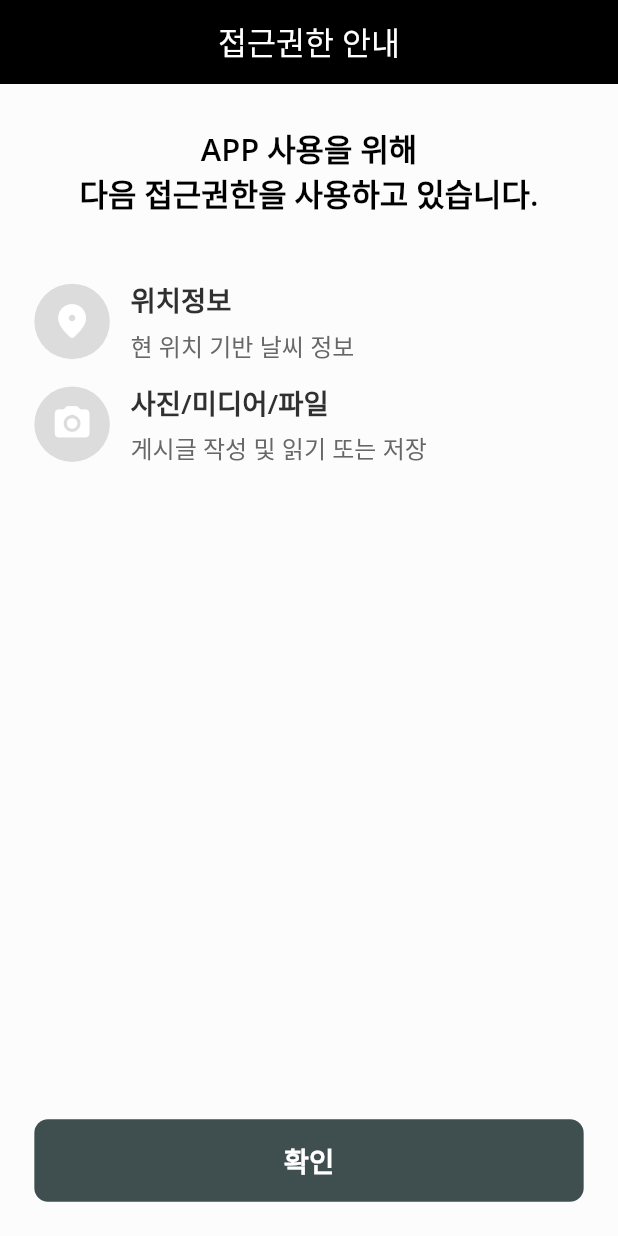
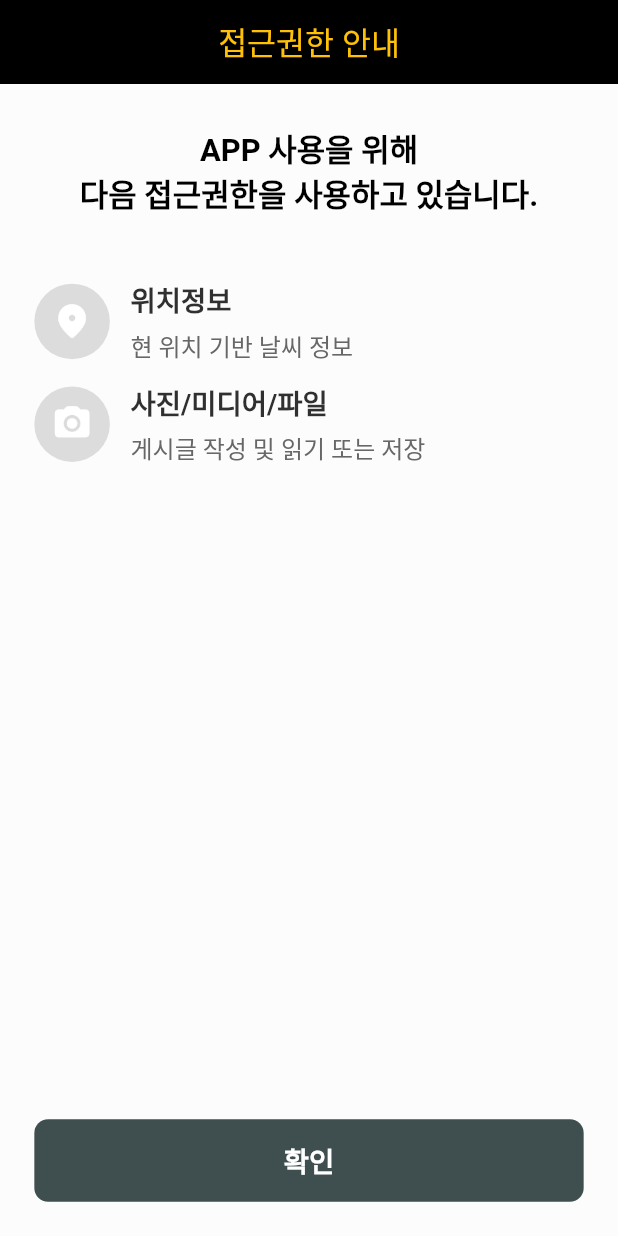
Before and after one commit to pausacoffee/weather_today, a Flutter app: the screen it shows after launch, on a phone screen of 412 x 824 dp. Run offline on Flutter 3.47's test engine with Material 2 defaults, Android fonts, the phone set to English and light mode, and no system bars; drawn by our look-alikes of flutter_bounce; our stand-ins replace animated_toggle_switch, dio, flutter_animate, flutter_dotenv, flutter_screenutil, fluttertoast and 9 more.

Commit message:
Add light/dark mode

```diff
--- a/lib/config/app_provider_config.dart
+++ b/lib/config/app_provider_config.dart
@@ -5,6 +5,7 @@ import '../routes/app_router.dart';
 import '../service/app_service.dart';
 import '../modules/address/model/address_view_model.dart';
 import '../modules/home/model/home_view_model.dart';
+import '../service/theme_service.dart';
 
 class AppProviderConfig {
   AppProviderConfig._();
@@ -16,6 +17,7 @@ class AppProviderConfig {
       ChangeNotifierProvider<AddressViewModel>(
           create: (context) => AddressViewModel()),
       ChangeNotifierProvider<AppService>(create: (_) => AppService()),
+      ChangeNotifierProvider<ThemeService>(create: (context) => ThemeService()),
       Provider<AppRouter>(create: (_) => AppRouter()),
     ];
   }
--- a/lib/global/global_toggle_switch.dart
+++ b/lib/global/global_toggle_switch.dart
@@ -1,6 +1,7 @@
 import 'package:animated_toggle_switch/animated_toggle_switch.dart';
 import 'package:flutter/material.dart';
-import 'package:weather_today/utils/text.dart';
+
+import '../utils/text.dart';
 
 class GlobalToggleSwitch extends StatefulWidget {
   const GlobalToggleSwitch({
--- a/lib/main.dart
+++ b/lib/main.dart
@@ -23,12 +23,14 @@ import 'package:fluttertoast/fluttertoast.dart';
 import 'package:go_router/go_router.dart';
 import 'package:google_fonts/google_fonts.dart';
 import 'package:provider/provider.dart';
-import 'package:weather_today/service/app_service.dart';
 
 import 'config/app_provider_config.dart';
 import 'routes/app_router.dart';
+import 'service/app_service.dart';
+import 'service/theme_service.dart';
 import 'utils/color.dart';
 import 'utils/scroll_behavior.dart';
+import 'utils/theme.dart';
 
 void main() async {
   await initialize();
@@ -67,6 +69,8 @@ class _MyAppState extends State<MyApp> {
           child: Builder(builder: (context) {
             final GoRouter goRouter =
                 Provider.of<AppRouter>(context, listen: false).router;
+            final ThemeService themeNotifier =
+                Provider.of<ThemeService>(context, listen: false);
             return MaterialApp.router(
               // route 정보 전달
               routeInformationProvider: goRouter.routeInformationProvider,
@@ -88,16 +92,19 @@ class _MyAppState extends State<MyApp> {
                   child: widget!,
                 );
               },
-              theme: ThemeData(
-                appBarTheme: AppBarTheme(
-                  backgroundColor: ColorPath.bgColor,
-                  systemOverlayStyle: SystemUiOverlayStyle.dark.copyWith(
-                    statusBarColor: Colors.white.withOpacity(0.0),
-                  ),
-                ),
-                fontFamily: GoogleFonts.openSans().fontFamily,
-                scaffoldBackgroundColor: ColorPath.bgColor,
-              ),
+              // theme: ThemeData(
+              //   appBarTheme: AppBarTheme(
+              //     backgroundColor: ColorPath.bgColor,
+              //     systemOverlayStyle: SystemUiOverlayStyle.dark.copyWith(
+              //       statusBarColor: Colors.white.withOpacity(0.0),
+              //     ),
+              //   ),
+              //   fontFamily: GoogleFonts.openSans().fontFamily,
+              //   scaffoldBackgroundColor: ColorPath.bgColor,
+              // ),
+              theme: lightTheme,
+              darkTheme: darkTheme,
+              themeMode: themeNotifier.themeMode,
               debugShowCheckedModeBanner: false,
               scrollBehavior: AppScrollBehavior(),
               backButtonDispatcher: RootBackButtonDispatcher(),
@@ -130,6 +137,7 @@ class _MyAppState extends State<MyApp> {
   }
 }
 
+///initialize before runApp
 Future<void> initialize() async {
   /// Widget Binding 초기화
   WidgetsFlutterBinding.ensureInitialized();
@@ -146,6 +154,9 @@ Future<void> initialize() async {
   // 가로모드 방지
   SystemChrome.setPreferredOrientations([DeviceOrientation.portraitUp]);
 
+  //theme 설정
+  ThemeService().init();
+
   // .env 초기화
   await dotenv.load();
 }
--- a/lib/models/code/condition_code_model.dart
+++ b/lib/models/code/condition_code_model.dart
@@ -1,4 +1,4 @@
-import 'package:weather_today/models/code/language_model.dart';
+import 'language_model.dart';
 
 /// condition code 정의 model
 /// api 의 condition과 code로 매칭하여 icon, lan 을 가져온다.
--- a/lib/models/weather/forecast_day_model.dart
+++ b/lib/models/weather/forecast_day_model.dart
@@ -1,9 +1,9 @@
-import 'package:weather_today/models/weather/astro_model.dart';
-import 'package:weather_today/models/weather/hour_model.dart';
 import 'package:meta/meta.dart';
 import 'dart:convert';
 
+import 'astro_model.dart';
 import 'day_model.dart';
+import 'hour_model.dart';
 
 class ForecastdayModel {
   ForecastdayModel({
--- a/lib/modules/address/model/address_view_model.dart
+++ b/lib/modules/address/model/address_view_model.dart
@@ -1,11 +1,11 @@
 import 'package:flutter/widgets.dart';
 import 'package:logger/logger.dart';
-import 'package:weather_today/models/address/common_model.dart';
-import 'package:weather_today/models/address/juso_model.dart';
 
 import '../../../api/address_api.dart';
 import '../../../api/base/base_response_model.dart';
 import '../../../global/global_toast_widget.dart';
+import '../../../models/address/common_model.dart';
+import '../../../models/address/juso_model.dart';
 
 class AddressViewModel extends ChangeNotifier {
   AddressViewModel();
--- a/lib/modules/home/model/home_view_model.dart
+++ b/lib/modules/home/model/home_view_model.dart
@@ -1,13 +1,13 @@
 import 'package:flutter/foundation.dart';
 import 'package:logger/logger.dart';
 import 'package:shared_preferences/shared_preferences.dart';
-import 'package:weather_today/models/weather/hour_model.dart';
 
 import '../../../api/base/base_response_model.dart';
 import '../../../api/weather_api.dart';
 import '../../../config/app_config.dart';
 import '../../../models/weather/current_model.dart';
 import '../../../models/weather/forecast_day_model.dart';
+import '../../../models/weather/hour_model.dart';
 import '../../../models/weather/location_model.dart';
 
 ///HomePage에서 필요한 데이터들은 불러오고, notify 함.
--- a/lib/modules/home/widgets/side_menu.dart
+++ b/lib/modules/home/widgets/side_menu.dart
@@ -5,9 +5,9 @@ import 'package:flutter_screenutil/flutter_screenutil.dart';
 import 'package:go_router/go_router.dart';
 import 'package:provider/provider.dart';
 import 'package:toggle_switch/toggle_switch.dart';
-import 'package:weather_today/global/global_toggle_switch.dart';
 
 import '../../../config/app_config.dart';
+import '../../../global/global_toggle_switch.dart';
 import '../../../routes/app_router.dart';
 import '../../../service/condition_service.dart';
 import '../../../utils/text.dart';
@@ -21,7 +21,9 @@ class SideMenu extends StatelessWidget {
   Widget build(BuildContext context) {
     return Consumer<HomeViewModel>(
       builder: (_, data, __) {
-        return Drawer(
+        return data.isLoading
+            ? Drawer()
+            : Drawer(
                 child: ListView(
                   padding: EdgeInsets.zero,
                   children: [
--- a/lib/modules/home/widgets/uv_widget.dart
+++ b/lib/modules/home/widgets/uv_widget.dart
@@ -2,8 +2,8 @@ import 'package:flutter/material.dart';
 import 'package:flutter/cupertino.dart';
 import 'package:flutter_screenutil/flutter_screenutil.dart';
 import 'package:provider/provider.dart';
-import 'package:weather_today/utils/text.dart';
 
+import '../../../utils/text.dart';
 import '../../../utils/utils.dart';
 import '../model/home_view_model.dart';
 
--- a/lib/service/app_service.dart
+++ b/lib/service/app_service.dart
@@ -1,21 +1,20 @@
 import 'dart:async';
 import 'package:flutter/cupertino.dart';
 import 'package:shared_preferences/shared_preferences.dart';
-import 'package:weather_today/config/app_config.dart';
 
-import '../api/weather_api.dart';
+import '../config/app_config.dart';
 import 'condition_service.dart';
 
 class AppService with ChangeNotifier {
   // Singleton ▼ ========================================
-  static final AppService _singleton = AppService._internal();
+  static final AppService _singleton = AppService._();
 
   ///router redirect listener : permission, auth, Data 초기화, 앱 설정 등..
   factory AppService() {
     return _singleton;
   }
 
-  AppService._internal();
+  AppService._();
 
   // Variable ▼ ========================================
   ///앱에 대한 init 여부
@@ -56,11 +55,6 @@ class AppService with ChangeNotifier {
     // Config 초기화
     AppConfig().init();
 
-    // Http 초기화 (디버그 모드일 경우)
-    // if (kDebugMode) {
-    //   HttpOverrides.global = MyHttpOverrides();
-    // }
-
     // 파이어베이스 초기화
     //await Firebase.initializeApp();
 
--- a/lib/service/condition_service.dart
+++ b/lib/service/condition_service.dart
@@ -2,20 +2,21 @@ import 'dart:convert';
 
 import 'package:flutter/services.dart';
 import 'package:logger/logger.dart';
-import 'package:weather_today/models/code/condition_code_model.dart';
-import 'package:weather_today/models/code/language_model.dart';
 
-/// condition 에 대한 code data 관리 service
+import '../models/code/condition_code_model.dart';
+import '../models/code/language_model.dart';
+
+/// condition 에 대한 code data 관리
 class ConditionService {
   // Singleton ▼ ========================================
-  static final ConditionService _singleton = ConditionService._internal();
+  static final ConditionService _singleton = ConditionService._();
 
   /// condition에 대한 code data 관리
   factory ConditionService() {
     return _singleton;
   }
 
-  ConditionService._internal();
+  ConditionService._();
   // Variable ▼ ========================================
 
   /// condition 에 대한 code data list
--- a/lib/service/permission_service.dart
+++ b/lib/service/permission_service.dart
@@ -3,10 +3,10 @@ import 'package:go_router/go_router.dart';
 import 'package:logger/logger.dart';
 import 'package:permission_handler/permission_handler.dart';
 import 'package:shared_preferences/shared_preferences.dart';
-import 'package:weather_today/service/app_service.dart';
 
 import '../global/global_dialog_widget.dart';
 import '../models/permission/permission_model.dart';
+import 'app_service.dart';
 
 class PermissionService {
   static PermissionService to = PermissionService();
--- a/lib/utils/decoration.dart
+++ b/lib/utils/decoration.dart
@@ -1,8 +1,8 @@
 import 'package:flutter/material.dart';
 import 'package:flutter_screenutil/flutter_screenutil.dart';
-import 'package:weather_today/utils/text.dart';
 
 import 'color.dart';
+import 'text.dart';
 
 class APPINPUTDECORATION {
   static InputDecoration base(String hintText,
--- a/lib/utils/http_overrides.dart
+++ /dev/null
@@ -1,8 +0,0 @@
-import 'dart:io';
-
-class MyHttpOverrides extends HttpOverrides {
-  @override
-  HttpClient createHttpClient(SecurityContext? context) {
-    return super.createHttpClient(context)..maxConnectionsPerHost = 5;
-  }
-}
--- /dev/null
+++ b/lib/utils/theme.dart
@@ -0,0 +1,45 @@
+import 'package:flutter/material.dart';
+
+final darkTheme = ThemeData(
+  colorScheme: darkColorScheme,
+  primarySwatch: Colors.grey,
+  primaryColor: Colors.black,
+  brightness: Brightness.dark,
+  dividerColor: Colors.black12,
+);
+
+final lightTheme = ThemeData(
+  colorScheme: lightColorScheme,
+  primarySwatch: Colors.grey,
+  primaryColor: Colors.white,
+  brightness: Brightness.light,
+  dividerColor: Colors.white54,
+);
+
+const darkColorScheme = ColorScheme(
+  background: Colors.black,
+  brightness: Brightness.dark,
+  error: Colors.red,
+  onBackground: Colors.black87,
+  onError: Colors.redAccent,
+  onPrimary: Colors.lightBlue,
+  onSecondary: Colors.lightBlueAccent,
+  onSurface: Colors.black12,
+  primary: Colors.lightBlue,
+  secondary: Colors.lightBlueAccent,
+  surface: Colors.black12,
+);
+
+const lightColorScheme = ColorScheme(
+  background: Colors.amber,
+  brightness: Brightness.light,
+  error: Colors.red,
+  onBackground: Colors.black87,
+  onError: Colors.redAccent,
+  onPrimary: Colors.amber,
+  onSecondary: Colors.amberAccent,
+  onSurface: Colors.black12,
+  primary: Colors.amber,
+  secondary: Colors.amberAccent,
+  surface: Colors.black12,
+);
```
Also changed, not shown: lib/config/app_config.dart (+27 -3 lines), lib/modules/home/view/home_page.dart (+28 -19 lines), lib/service/theme_service.dart (added, +70 -0 lines), 1 other file. Lines whose indentation alone changed are shown as unchanged.
